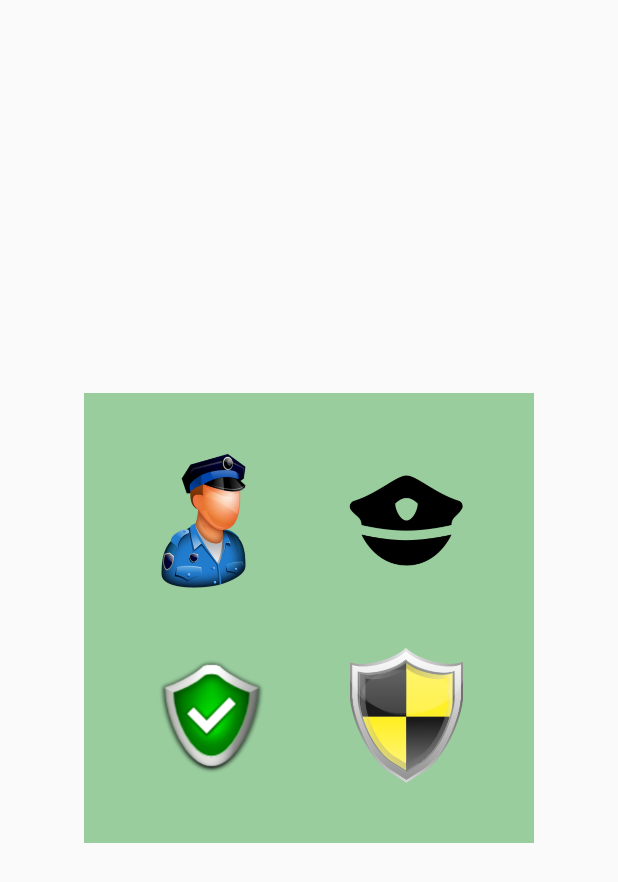
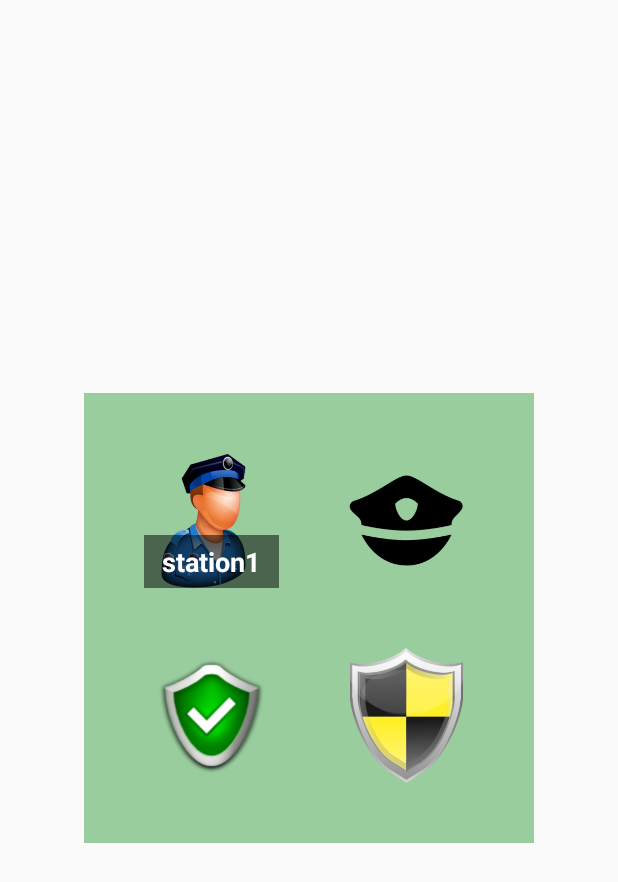
Before and after one commit to jaturog/EmerCall, an Android app: the layout fragment_pcilce.xml on its own in the app's theme, with its tools: preview values and no code run, on a phone screen of 412 x 824 dp. Shown: the top 882 px of the screen. Run offline under Robolectric (Android 15) with nearby library versions, the phone set to English and light mode, and no system bars.

Commit message:
finish 20Feb

```diff
--- a/app/src/main/res/layout/fragment_pcilce.xml
+++ b/app/src/main/res/layout/fragment_pcilce.xml
@@ -20,15 +20,29 @@
 
             <!--Green Layout-->
             <RelativeLayout
-
                 android:layout_margin="@dimen/margin"
                 android:layout_width="@dimen/icon"
                 android:layout_height="@dimen/icon">
+
                 <!--station1-->
                 <ImageView
                     android:src="@drawable/station1"
                     android:layout_width="match_parent"
                     android:layout_height="match_parent" />
+
+                <!--Title-->
+                <TextView
+                    android:layout_alignParentBottom="true"
+                    android:padding="5dp"
+                    android:gravity="center_horizontal"
+                    android:textColor="#ffffff"
+                    android:background="#82000000"
+                    android:textStyle="bold"
+                    android:textSize="18sp"
+                    android:text="station1"
+                    android:layout_width="match_parent"
+                    android:layout_height="wrap_content" />
+
 
             </RelativeLayout>
 
```
